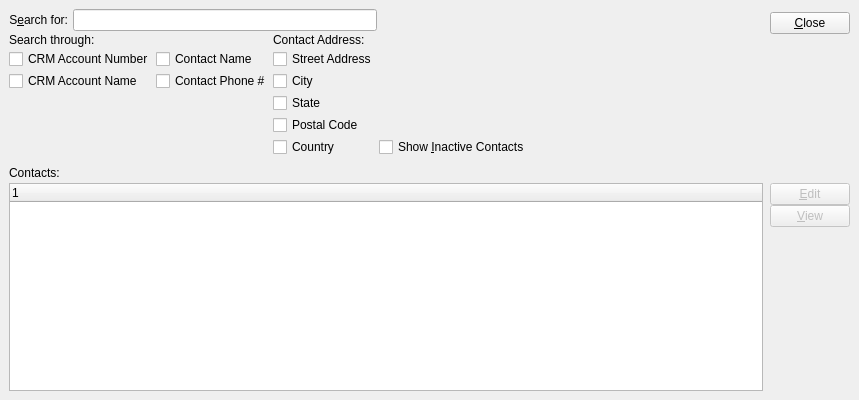
Before: the Qt Designer form guiclient/searchForContact.ui in Pegasus-RPG/xtuple-client, drawn with Qt 5.
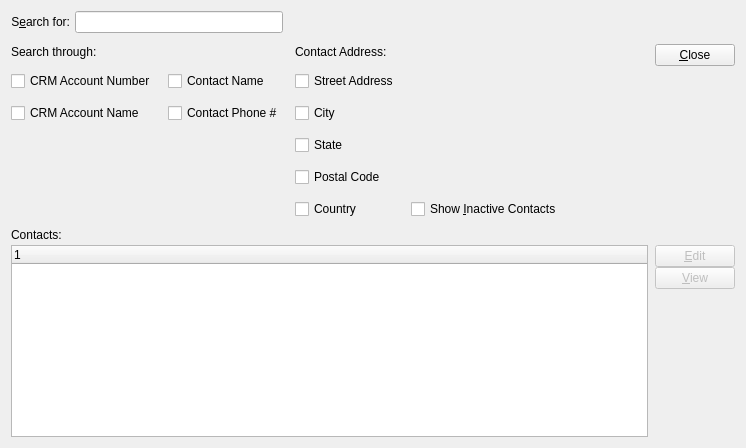
After: the same form once the commit is applied. Custom widgets are drawn as their Qt base class.

The edit to the form file:
```diff
--- a/guiclient/searchForContact.ui
+++ b/guiclient/searchForContact.ui
@@ -5,42 +5,25 @@
    <rect>
     <x>0</x>
     <y>0</y>
-    <width>859</width>
-    <height>400</height>
+    <width>746</width>
+    <height>448</height>
    </rect>
   </property>
   <property name="windowTitle" >
    <string>Search for Contact</string>
   </property>
   <widget class="QWidget" name="widget" >
-   <layout class="QVBoxLayout" >
-    <property name="margin" >
-     <number>9</number>
-    </property>
-    <property name="spacing" >
-     <number>6</number>
-    </property>
-    <item>
-     <layout class="QHBoxLayout" >
-      <property name="margin" >
-       <number>0</number>
-      </property>
-      <property name="spacing" >
-       <number>5</number>
-      </property>
-      <item>
        <layout class="QGridLayout" >
-        <property name="margin" >
-         <number>0</number>
-        </property>
-        <property name="spacing" >
-         <number>2</number>
-        </property>
-        <item row="0" column="0" colspan="3" >
+    <item row="0" column="0" >
+     <layout class="QGridLayout" >
+      <property name="horizontalSpacing" >
+       <number>12</number>
+      </property>
+      <property name="verticalSpacing" >
+       <number>12</number>
+      </property>
+      <item row="0" column="0" colspan="2" >
          <layout class="QHBoxLayout" >
-          <property name="margin" >
-           <number>0</number>
-          </property>
           <property name="spacing" >
            <number>5</number>
           </property>
@@ -62,10 +45,24 @@
           </item>
          </layout>
         </item>
-        <item row="3" column="1" >
-         <widget class="XCheckBox" name="_searchPhone" >
+      <item row="1" column="0" colspan="2" >
+       <widget class="QLabel" name="_searchThroughLit" >
           <property name="text" >
-           <string>Contact Phone #</string>
+         <string>Search through:</string>
+        </property>
+       </widget>
+      </item>
+      <item row="2" column="0" >
+       <widget class="XCheckBox" name="_searchNumber" >
+        <property name="text" >
+         <string>CRM Account Number</string>
+        </property>
+       </widget>
+      </item>
+      <item row="2" column="1" >
+       <widget class="XCheckBox" name="_searchContact" >
+        <property name="text" >
+         <string>Contact Name</string>
           </property>
          </widget>
         </item>
@@ -76,13 +73,24 @@
           </property>
          </widget>
         </item>
-        <item row="6" column="3" >
-         <widget class="XCheckBox" name="_showInactive" >
+      <item row="3" column="1" >
+       <widget class="XCheckBox" name="_searchPhone" >
           <property name="text" >
-           <string>Show &amp;Inactive Contacts</string>
-          </property>
-          <property name="shortcut" >
-           <string>Alt+I</string>
+         <string>Contact Phone #</string>
+        </property>
+       </widget>
+      </item>
+      <item row="2" column="2" >
+       <widget class="XCheckBox" name="_searchStreet" >
+        <property name="text" >
+         <string>Street Address</string>
+        </property>
+       </widget>
+      </item>
+      <item row="1" column="2" >
+       <widget class="QLabel" name="_addressLit" >
+        <property name="text" >
+         <string>Contact Address:</string>
           </property>
          </widget>
         </item>
@@ -100,13 +108,6 @@
           </property>
          </widget>
         </item>
-        <item row="2" column="1" >
-         <widget class="XCheckBox" name="_searchContact" >
-          <property name="text" >
-           <string>Contact Name</string>
-          </property>
-         </widget>
-        </item>
         <item row="5" column="2" >
          <widget class="XCheckBox" name="_searchPostalCode" >
           <property name="text" >
@@ -114,27 +115,6 @@
           </property>
          </widget>
         </item>
-        <item row="2" column="2" >
-         <widget class="XCheckBox" name="_searchStreet" >
-          <property name="text" >
-           <string>Street Address</string>
-          </property>
-         </widget>
-        </item>
-        <item row="2" column="0" >
-         <widget class="XCheckBox" name="_searchNumber" >
-          <property name="text" >
-           <string>CRM Account Number</string>
-          </property>
-         </widget>
-        </item>
-        <item row="1" column="0" colspan="2" >
-         <widget class="QLabel" name="_searchThroughLit" >
-          <property name="text" >
-           <string>Search through:</string>
-          </property>
-         </widget>
-        </item>
         <item row="6" column="2" >
          <widget class="XCheckBox" name="_searchCountry" >
           <property name="text" >
@@ -142,16 +122,19 @@
           </property>
          </widget>
         </item>
-        <item row="1" column="2" >
-         <widget class="QLabel" name="_addressLit" >
+      <item row="6" column="3" >
+       <widget class="XCheckBox" name="_showInactive" >
           <property name="text" >
-           <string>Contact Address:</string>
+         <string>Show &amp;Inactive Contacts</string>
+        </property>
+        <property name="shortcut" >
+         <string>Alt+I</string>
           </property>
          </widget>
         </item>
        </layout>
       </item>
-      <item>
+    <item row="0" column="1" >
        <spacer>
         <property name="orientation" >
          <enum>Qt::Horizontal</enum>
@@ -161,17 +144,14 @@
         </property>
         <property name="sizeHint" >
          <size>
-          <width>20</width>
-          <height>20</height>
+        <width>21</width>
+        <height>166</height>
          </size>
         </property>
        </spacer>
       </item>
-      <item>
+    <item row="0" column="2" >
        <layout class="QVBoxLayout" >
-        <property name="margin" >
-         <number>0</number>
-        </property>
         <property name="spacing" >
          <number>0</number>
         </property>
@@ -200,22 +180,15 @@
         </item>
        </layout>
       </item>
-     </layout>
-    </item>
-    <item>
+    <item row="1" column="0" colspan="3" >
      <layout class="QVBoxLayout" >
-      <property name="margin" >
-       <number>0</number>
-      </property>
       <property name="spacing" >
        <number>0</number>
       </property>
       <item>
        <widget class="QLabel" name="_contactLit" >
         <property name="sizePolicy" >
-         <sizepolicy>
-          <hsizetype>7</hsizetype>
-          <vsizetype>0</vsizetype>
+         <sizepolicy vsizetype="Fixed" hsizetype="Expanding" >
           <horstretch>0</horstretch>
           <verstretch>0</verstretch>
          </sizepolicy>
@@ -236,18 +209,13 @@
       </item>
       <item>
        <layout class="QHBoxLayout" >
-        <property name="margin" >
-         <number>0</number>
-        </property>
         <property name="spacing" >
          <number>7</number>
         </property>
         <item>
          <widget class="XTreeWidget" name="_cntct" >
           <property name="sizePolicy" >
-           <sizepolicy>
-            <hsizetype>7</hsizetype>
-            <vsizetype>7</vsizetype>
+           <sizepolicy vsizetype="Expanding" hsizetype="Expanding" >
             <horstretch>0</horstretch>
             <verstretch>2</verstretch>
            </sizepolicy>
@@ -256,17 +224,11 @@
         </item>
         <item>
          <layout class="QVBoxLayout" >
-          <property name="margin" >
-           <number>0</number>
-          </property>
           <property name="spacing" >
            <number>0</number>
           </property>
           <item>
            <layout class="QVBoxLayout" >
-            <property name="margin" >
-             <number>0</number>
-            </property>
             <property name="spacing" >
              <number>0</number>
             </property>
@@ -320,16 +282,16 @@
  <layoutdefault spacing="6" margin="11" />
  <pixmapfunction>qPixmapFromMimeSource</pixmapfunction>
  <customwidgets>
-  <customwidget>
-   <class>XLineEdit</class>
-   <extends>QLineEdit</extends>
-   <header>xlineedit.h</header>
-  </customwidget>
   <customwidget>
    <class>XCheckBox</class>
    <extends>QCheckBox</extends>
    <header>xcheckbox.h</header>
   </customwidget>
+  <customwidget>
+   <class>XLineEdit</class>
+   <extends>QLineEdit</extends>
+   <header>xlineedit.h</header>
+  </customwidget>
   <customwidget>
    <class>XTreeWidget</class>
    <extends>QTreeWidget</extends>
```
Lines whose indentation alone changed are shown as unchanged.
